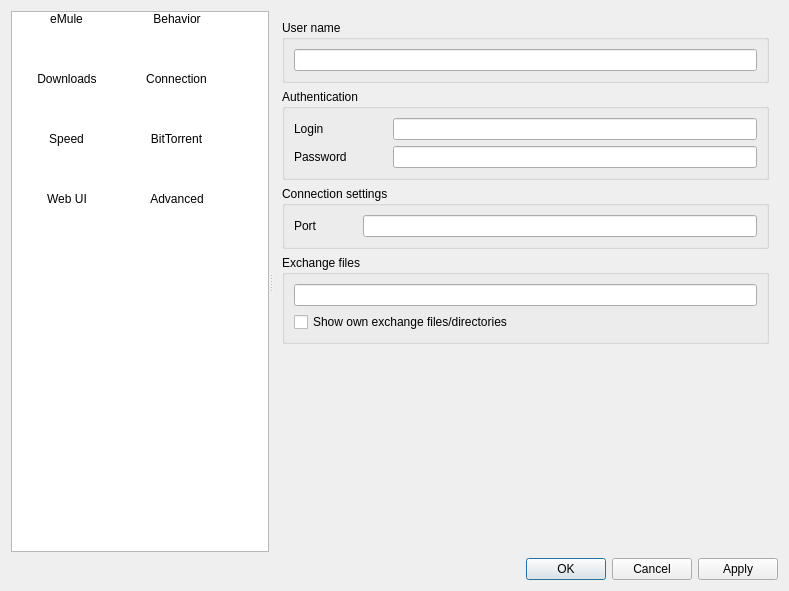
qmule/qmule, file src/preferences/options.ui: the form before one commit.
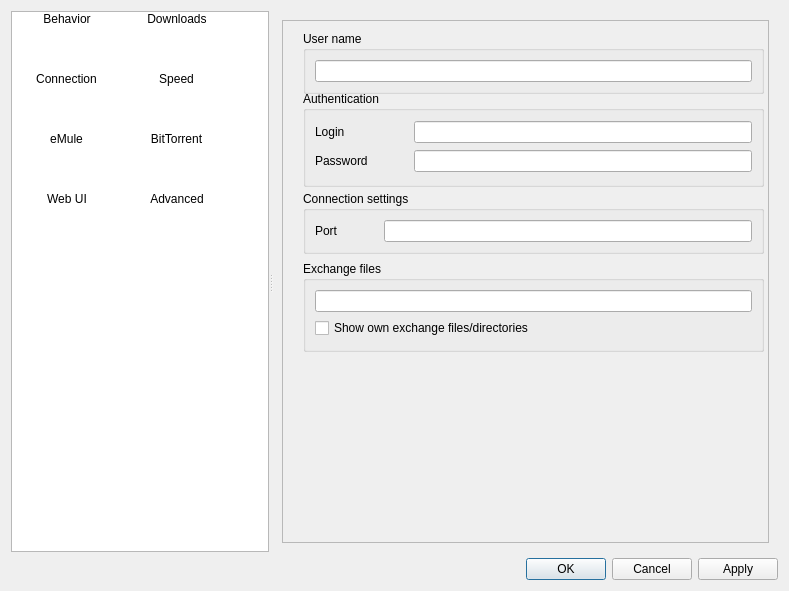
The form after the commit. The open tabs and pages were chosen to show the change. Icons and pictures are not drawn.

Commit message: Refactor options widget and prepare for file associations

```diff
--- a/src/preferences/options.ui
+++ b/src/preferences/options.ui
@@ -74,17 +74,6 @@
       <property name="currentRow">
        <number>-1</number>
       </property>
-      <item>
-       <property name="text">
-        <string notr="true">eMule</string>
-       </property>
-       <property name="toolTip">
-        <string notr="true">eMule</string>
-       </property>
-       <property name="textAlignment">
-        <set>AlignHCenter|AlignVCenter|AlignCenter</set>
-       </property>
-      </item>
       <item>
        <property name="text">
         <string>Behavior</string>
@@ -132,6 +121,17 @@
         <set>ItemIsSelectable|ItemIsEnabled</set>
        </property>
       </item>
+      <item>
+       <property name="text">
+        <string notr="true">eMule</string>
+       </property>
+       <property name="toolTip">
+        <string notr="true">eMule</string>
+       </property>
+       <property name="textAlignment">
+        <set>AlignHCenter|AlignVCenter|AlignCenter</set>
+       </property>
+      </item>
       <item>
        <property name="text">
         <string>BitTorrent</string>
@@ -170,154 +170,6 @@
       <property name="currentIndex">
        <number>0</number>
       </property>
-      <widget class="QWidget" name="tabEmuleOption">
-       <layout class="QVBoxLayout" name="verticalLayout_30">
-        <item>
-         <widget class="QGroupBox" name="Username">
-          <property name="title">
-           <string>User name</string>
-          </property>
-          <layout class="QVBoxLayout" name="verticalLayout_31">
-           <item>
-            <widget class="QLineEdit" name="editUserName"/>
-           </item>
-          </layout>
-         </widget>
-        </item>
-        <item>
-         <widget class="QGroupBox" name="groupBox_8">
-          <property name="title">
-           <string>Authentication</string>
-          </property>
-          <layout class="QGridLayout" name="gridLayout_13">
-           <item row="0" column="2">
-            <widget class="QLineEdit" name="editLogin"/>
-           </item>
-           <item row="1" column="2">
-            <widget class="QLineEdit" name="editPassword">
-             <property name="echoMode">
-              <enum>QLineEdit::Password</enum>
-             </property>
-            </widget>
-           </item>
-           <item row="1" column="0">
-            <widget class="QLabel" name="label_24">
-             <property name="text">
-              <string>Password</string>
-             </property>
-            </widget>
-           </item>
-           <item row="0" column="0">
-            <widget class="QLabel" name="label_23">
-             <property name="text">
-              <string>Login</string>
-             </property>
-            </widget>
-           </item>
-           <item row="1" column="1">
-            <spacer name="horizontalSpacer_16">
-             <property name="orientation">
-              <enum>Qt::Horizontal</enum>
-             </property>
-             <property name="sizeType">
-              <enum>QSizePolicy::Minimum</enum>
-             </property>
-             <property name="sizeHint" stdset="0">
-              <size>
-               <width>40</width>
-               <height>20</height>
-              </size>
-             </property>
-            </spacer>
-           </item>
-           <item row="0" column="1">
-            <spacer name="horizontalSpacer_17">
-             <property name="orientation">
-              <enum>Qt::Horizontal</enum>
-             </property>
-             <property name="sizeType">
-              <enum>QSizePolicy::Minimum</enum>
-             </property>
-             <property name="sizeHint" stdset="0">
-              <size>
-               <width>40</width>
-               <height>20</height>
-              </size>
-             </property>
-            </spacer>
-           </item>
-          </layout>
-         </widget>
-        </item>
-        <item>
-         <widget class="QGroupBox" name="groupBox_9">
-          <property name="title">
-           <string>Connection settings</string>
-          </property>
-          <layout class="QGridLayout" name="gridLayout_15">
-           <item row="0" column="0">
-            <widget class="QLabel" name="label_25">
-             <property name="text">
-              <string>Port</string>
-             </property>
-            </widget>
-           </item>
-           <item row="0" column="2">
-            <widget class="QLineEdit" name="editPort"/>
-           </item>
-           <item row="0" column="1">
-            <spacer name="horizontalSpacer_15">
-             <property name="orientation">
-              <enum>Qt::Horizontal</enum>
-             </property>
-             <property name="sizeType">
-              <enum>QSizePolicy::Fixed</enum>
-             </property>
-             <property name="sizeHint" stdset="0">
-              <size>
-               <width>40</width>
-               <height>20</height>
-              </size>
-             </property>
-            </spacer>
-           </item>
-          </layout>
-         </widget>
-        </item>
-        <item>
-         <widget class="QGroupBox" name="groupBox_10">
-          <property name="title">
-           <string>Exchange files</string>
-          </property>
-          <layout class="QVBoxLayout" name="verticalLayout_32">
-           <item>
-            <widget class="QLineEdit" name="editExchaneDir"/>
-           </item>
-           <item>
-            <widget class="QCheckBox" name="checkExchange">
-             <property name="text">
-              <string>Show own exchange files/directories</string>
-             </property>
-            </widget>
-           </item>
-          </layout>
-         </widget>
-        </item>
-        <item>
-         <spacer name="verticalSpacer_3">
-          <property name="orientation">
-           <enum>Qt::Vertical</enum>
-          </property>
-          <property name="sizeHint" stdset="0">
-           <size>
-            <width>20</width>
-            <height>40</height>
-           </size>
-          </property>
-         </spacer>
-        </item>
-       </layout>
-      </widget>
       <widget class="QWidget" name="tabOptionPage1">
        <layout class="QVBoxLayout" name="verticalLayout_10">
         <item>
@@ -1979,6 +1831,182 @@
         </item>
        </layout>
       </widget>
+      <widget class="QWidget" name="tabEmuleOption">
+       <layout class="QVBoxLayout" name="verticalLayout_30">
+        <item>
+         <widget class="QScrollArea" name="scrollArea_5">
+          <property name="widgetResizable">
+           <bool>true</bool>
+          </property>
+          <widget class="QWidget" name="scrollAreaWidgetContents_5">
+           <property name="geometry">
+            <rect>
+             <x>0</x>
+             <y>0</y>
+             <width>504</width>
+             <height>412</height>
+            </rect>
+           </property>
+           <widget class="QGroupBox" name="Username">
+            <property name="geometry">
+             <rect>
+              <x>20</x>
+              <y>10</y>
+              <width>461</width>
+              <height>63</height>
+             </rect>
+            </property>
+            <property name="title">
+             <string>User name</string>
+            </property>
+            <layout class="QVBoxLayout" name="verticalLayout_31">
+             <item>
+              <widget class="QLineEdit" name="editUserName"/>
+             </item>
+            </layout>
+           </widget>
+           <widget class="QGroupBox" name="groupBox_10">
+            <property name="geometry">
+             <rect>
+              <x>20</x>
+              <y>240</y>
+              <width>461</width>
+              <height>91</height>
+             </rect>
+            </property>
+            <property name="title">
+             <string>Exchange files</string>
+            </property>
+            <layout class="QVBoxLayout" name="verticalLayout_32">
+             <item>
+              <widget class="QLineEdit" name="editExchaneDir"/>
+             </item>
+             <item>
+              <widget class="QCheckBox" name="checkExchange">
+               <property name="text">
+                <string>Show own exchange files/directories</string>
+               </property>
+              </widget>
+             </item>
+            </layout>
+           </widget>
+           <widget class="QGroupBox" name="groupBox_9">
+            <property name="geometry">
+             <rect>
+              <x>20</x>
+              <y>170</y>
+              <width>461</width>
+              <height>63</height>
+             </rect>
+            </property>
+            <property name="title">
+             <string>Connection settings</string>
+            </property>
+            <layout class="QGridLayout" name="gridLayout_15">
+             <item row="0" column="0">
+              <widget class="QLabel" name="label_25">
+               <property name="text">
+                <string>Port</string>
+               </property>
+              </widget>
+             </item>
+             <item row="0" column="2">
+              <widget class="QLineEdit" name="editPort"/>
+             </item>
+             <item row="0" column="1">
+              <spacer name="horizontalSpacer_15">
+               <property name="orientation">
+                <enum>Qt::Horizontal</enum>
+               </property>
+               <property name="sizeType">
+                <enum>QSizePolicy::Fixed</enum>
+               </property>
+               <property name="sizeHint" stdset="0">
+                <size>
+                 <width>40</width>
+                 <height>20</height>
+                </size>
+               </property>
+              </spacer>
+             </item>
+            </layout>
+           </widget>
+           <widget class="QGroupBox" name="groupBox_8">
+            <property name="geometry">
+             <rect>
+              <x>20</x>
+              <y>70</y>
+              <width>461</width>
+              <height>96</height>
+             </rect>
+            </property>
+            <property name="title">
+             <string>Authentication</string>
+            </property>
+            <layout class="QGridLayout" name="gridLayout_13">
+             <item row="0" column="2">
+              <widget class="QLineEdit" name="editLogin"/>
+             </item>
+             <item row="1" column="2">
+              <widget class="QLineEdit" name="editPassword">
+               <property name="echoMode">
+                <enum>QLineEdit::Password</enum>
+               </property>
+              </widget>
+             </item>
+             <item row="1" column="0">
+              <widget class="QLabel" name="label_24">
+               <property name="text">
+                <string>Password</string>
+               </property>
+              </widget>
+             </item>
+             <item row="0" column="0">
+              <widget class="QLabel" name="label_23">
+               <property name="text">
+                <string>Login</string>
+               </property>
+              </widget>
+             </item>
+             <item row="1" column="1">
+              <spacer name="horizontalSpacer_16">
+               <property name="orientation">
+                <enum>Qt::Horizontal</enum>
+               </property>
+               <property name="sizeType">
+                <enum>QSizePolicy::Minimum</enum>
+               </property>
+               <property name="sizeHint" stdset="0">
+                <size>
+                 <width>40</width>
+                 <height>20</height>
+                </size>
+               </property>
+              </spacer>
+             </item>
+             <item row="0" column="1">
+              <spacer name="horizontalSpacer_17">
+               <property name="orientation">
+                <enum>Qt::Horizontal</enum>
+               </property>
+               <property name="sizeType">
+                <enum>QSizePolicy::Minimum</enum>
+               </property>
+               <property name="sizeHint" stdset="0">
+                <size>
+                 <width>40</width>
+                 <height>20</height>
+                </size>
+               </property>
+              </spacer>
+             </item>
+            </layout>
+           </widget>
+          </widget>
+         </widget>
+        </item>
+       </layout>
+      </widget>
       <widget class="QWidget" name="tabOptionPage4">
        <layout class="QVBoxLayout" name="verticalLayout_15">
         <item>
```
Left out of the diff: 44 changed lines with no effect on the pictures. The commit also changes 2 other files.
